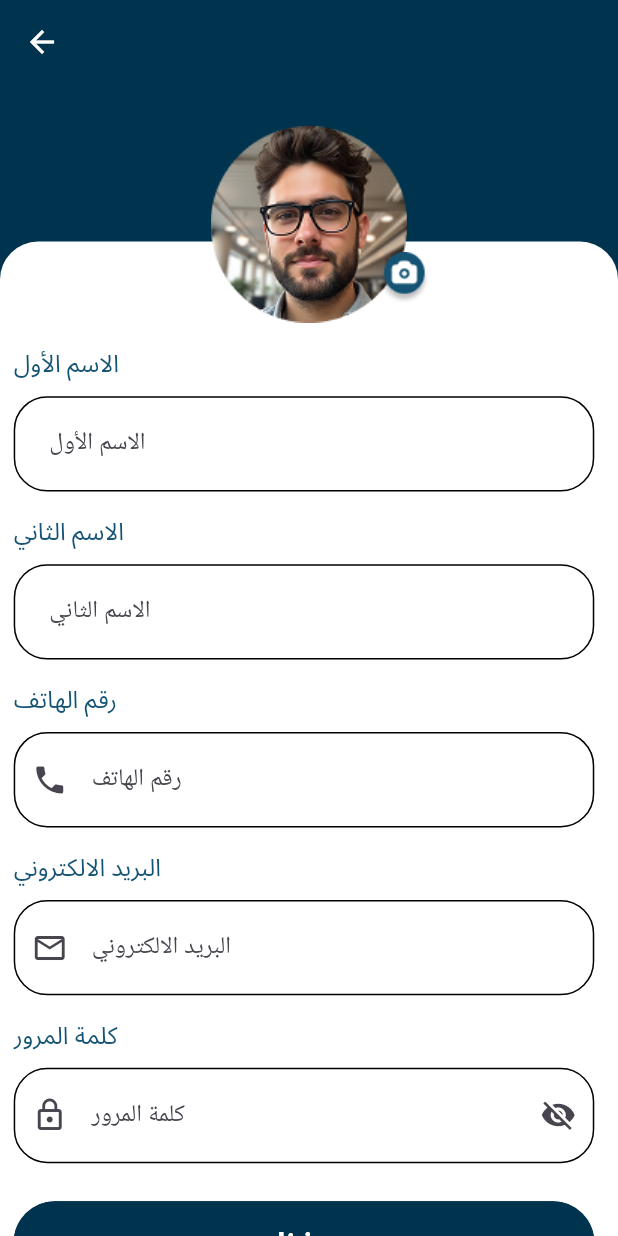
After one commit to Final-Project-11-FCAI/Ager-Waffer, a Flutter app: the EditProfileScreen screen opened directly, on a phone screen of 412 x 824 dp. The commit adds this screen. Run offline on Flutter 3.47's test engine with Material 3 defaults, Android fonts, the phone set to English and light mode, and no system bars; our stand-ins replace awesome_dialog, cached_network_image, cloud_firestore, country_picker, dio, dotted_border and 18 more; missing offline and left inert: flutter_carousel_slider, multi_image_picker_plus, pointycastle; accounts and stored records are empty; Roboto replaces fonts that are missing (Tajawal); key blocks and very long unbroken strings in the code were emptied for the run.

Commit message:
add empty screens and make drawer

```diff
--- a/lib/Base/common/theme.dart
+++ b/lib/Base/common/theme.dart
@@ -16,6 +16,7 @@ const Color kFavoriteColor = const Color(0xFFE9F1F4);
 const Color kMoreRedColor = const Color(0xFFD80C0C);
 const Color kLightRedColor = const Color(0xFFE33629);
 const Color kNotAvailableColor = const Color(0xFF97979773);
+const Color kDrawerColor = const Color(0xFF5588A30D);
 const Color kPartGreyColor = const Color(0xFF7F7878);
 const Color kDarkGreyColor = const Color(0xFF3E4042);
 const Color kTextGreyColor = const Color(0xFF6B7280);
--- a/lib/Features/Chat/presentation/pages/coversations_screen.dart
+++ b/lib/Features/Chat/presentation/pages/coversations_screen.dart
@@ -126,7 +126,7 @@ class _ConversationsScreenState extends State<ConversationsScreen> {
         child: const Icon(Icons.message_outlined),
       ),
       appBar: AppBar(
-        title: const Text("Chats"),
+        title: const Text("المحادثات"),
       ),
       body: Padding(
         padding: const EdgeInsets.all(20.0),
--- a/lib/Features/Favorite/presentation/pages/favorite_screen.dart
+++ b/lib/Features/Favorite/presentation/pages/favorite_screen.dart
@@ -1,6 +1,7 @@
 import 'package:ager_waffer/Base/common/shared.dart';
 import 'package:ager_waffer/Base/common/theme.dart';
 import 'package:ager_waffer/Features/Favorite/domain/entities/favorite_entity.dart';
+import 'package:ager_waffer/Features/Favorite/presentation/widgets/empty_favorite.dart';
 import 'package:ager_waffer/Features/Favorite/presentation/widgets/favorite_item_gide_view.dart';
 import 'package:flutter/material.dart';
 import 'package:flutter_screenutil/flutter_screenutil.dart';
@@ -67,7 +68,9 @@ class FavoriteScreen extends StatelessWidget {
             horizontal: Shared.width * 0.04.w,
             vertical: Shared.height * 0.025.h,
           ),
-          child: GridView.builder(
+          child:
+          //FavoriteEmpty()
+          GridView.builder(
             itemCount: favorites.length,
             gridDelegate: SliverGridDelegateWithFixedCrossAxisCount(
               crossAxisCount: 2,
--- a/lib/Features/Home/presentation/pages/home_screen.dart
+++ b/lib/Features/Home/presentation/pages/home_screen.dart
@@ -5,6 +5,7 @@ import 'package:ager_waffer/Features/Home/domain/entities/product_entity.dart';
 import 'package:ager_waffer/Features/Home/presentation/widgets/carousel_slider_container.dart';
 import 'package:ager_waffer/Features/Home/presentation/widgets/category_item_list_view.dart';
 import 'package:ager_waffer/Features/Home/presentation/widgets/custom_home_app_bar.dart';
+import 'package:ager_waffer/Features/Home/presentation/widgets/drawer_details.dart';
 import 'package:ager_waffer/Features/Home/presentation/widgets/product_card_list_view.dart';
 import 'package:ager_waffer/Features/Home/presentation/widgets/search_text_field.dart';
 import 'package:flutter/material.dart';
@@ -72,7 +73,10 @@ class HomeScreen extends StatelessWidget {
         FocusScope.of(context).unfocus();
       },
       child: Scaffold(
-        drawer: Drawer(),
+        drawer: Drawer(
+          width: Shared.width * 0.8,
+          child: DrawerDetails(),
+        ),
         backgroundColor: kWhiteColor,
         appBar: CustomHomeAppBar(),
         body: SingleChildScrollView(
--- /dev/null
+++ b/lib/Features/Profile/presentation/pages/edit_profile_screen.dart
@@ -0,0 +1,183 @@
+import 'package:ager_waffer/Base/common/navigtor.dart';
+import 'package:ager_waffer/Base/common/shared.dart';
+import 'package:ager_waffer/Base/common/theme.dart';
+import 'package:ager_waffer/Features/Authentication/login/presentation/widgets/password_text_field.dart';
+import 'package:ager_waffer/Features/Onboarding/presentation/widgets/button_app.dart';
+import 'package:ager_waffer/Features/Profile/presentation/widgets/edit_profile_text_field.dart';
+import 'package:flutter/material.dart';
+import 'package:flutter_screenutil/flutter_screenutil.dart';
+import 'package:gap/gap.dart';
+import 'package:image_picker/image_picker.dart';
+
+class EditProfileScreen extends StatelessWidget {
+  EditProfileScreen({super.key});
+
+  TextEditingController firstNameController = TextEditingController();
+  TextEditingController secondNameController = TextEditingController();
+  TextEditingController emailController = TextEditingController();
+  TextEditingController passwordController = TextEditingController();
+
+  @override
+  Widget build(BuildContext context) {
+    return GestureDetector(
+      onTap: () {
+        FocusScope.of(context).unfocus();
+      },
+      child: Scaffold(
+        backgroundColor: kPrimaryColor,
+        appBar: AppBar(
+          backgroundColor: kRedColor,
+          foregroundColor: kWhiteColor,
+          forceMaterialTransparency: true,
+          elevation: 0,
+          leading: IconButton(
+            icon: Icon(Icons.arrow_back),
+            onPressed: () {
+              Navigator.pop(context);
+            },
+          ),
+        ),
+        body: Stack(
+          children: [
+            Padding(
+              padding: EdgeInsets.only(top: Shared.height * 0.15.h),
+              child: Container(
+                width: double.infinity,
+                height: double.infinity,
+                decoration: BoxDecoration(
+                  color: kWhiteColor,
+                  borderRadius: BorderRadius.only(
+                    topLeft: Radius.circular(25.r),
+                    topRight: Radius.circular(25.r),
+                  ),
+                ),
+                child: SingleChildScrollView(
+                  child: Padding(
+                    padding: EdgeInsets.only(
+                      top: Shared.height * 0.1.h,
+                      right: Shared.width * 0.04.w,
+                      left: Shared.width * 0.025.h,
+                      bottom: Shared.width * 0.04.h,
+                    ),
+                    child: Column(
+                      crossAxisAlignment: CrossAxisAlignment.start,
+                      children: [
+                        Text(
+                          'الاسم الأول',
+                          style: font24LightPrimarySemiBold.copyWith(
+                            fontSize: 16,
+                            fontWeight: medium,
+                          ),
+                        ),
+                        Gap(10.h),
+                        EditProfileTextField(
+                          controller: firstNameController,
+                          icon: Icon(Icons.account_circle_outlined),
+                          label: "الاسم الأول",
+                          keyboardType: TextInputType.name,
+                          isPrefixFound: true,
+                        ),
+                        Gap(15.h),
+                        Text(
+                          "الاسم الثاني",
+                          style: font24LightPrimarySemiBold.copyWith(
+                            fontSize: 16,
+                            fontWeight: medium,
+                          ),
+                        ),
+                        Gap(10.h),
+                        EditProfileTextField(
+                          controller: secondNameController,
+                          icon: Icon(Icons.account_circle_outlined),
+                          label: "الاسم الثاني",
+                          keyboardType: TextInputType.name,
+                          isPrefixFound: true,
+                        ),
+                        Gap(15.h),
+                        Text(
+                          'رقم الهاتف',
+                          style: font24LightPrimarySemiBold.copyWith(
+                            fontSize: 16,
+                            fontWeight: medium,
+                          ),
+                        ),
+                        Gap(10.h),
+                        EditProfileTextField(
+                          controller: emailController,
+                          keyboardType: TextInputType.number,
+                          icon: Icon(Icons.phone),
+                          label: 'رقم الهاتف',
+                        ),
+                        Gap(15.h),
+                        Text(
+                          'البريد الالكتروني',
+                          style: font24LightPrimarySemiBold.copyWith(
+                            fontSize: 16,
+                            fontWeight: medium,
+                          ),
+                        ),
+                        Gap(10.h),
+                        EditProfileTextField(
+                          controller: emailController,
+                          keyboardType: TextInputType.emailAddress,
+                          icon: Icon(Icons.email_outlined),
+                          label: 'البريد الالكتروني',
+                        ),
+                        Gap(15.h),
+                        Text(
+                          'كلمة المرور',
+                          style: font24LightPrimarySemiBold.copyWith(
+                            fontSize: 16,
+                            fontWeight: medium,
+                          ),
+                        ),
+                        Gap(10.h),
+                        PasswordTextField(
+                          passwordController: passwordController,
+                          icon: Icon(Icons.lock_outline),
+                          label: 'كلمة المرور',
+                        ),
+                        Gap(25.h),
+                        ButtonApp(
+                          onPressed: () {},
+                          text: 'حفظ',
+                          color: kPrimaryColor,
+                        ),
+                      ],
+                    ),
+                  ),
+                ),
+              ),
+            ),
+            Positioned(
+              right: Shared.width * 0.25.sp,
+              left: Shared.width * 0.25.sp,
+              top: Shared.height * -0.03.sp,
+              child: Image.asset('assets/images/user_profile_image.png'),
+            ),
+            Positioned(
+              right: Shared.width * 0.31.w,
+              top: Shared.height * 0.16.h,
+              child: GestureDetector(
+                onTap: () async {
+                  final ImagePicker picker = ImagePicker();
+                  final XFile? image = await picker.pickImage(
+                    source: ImageSource.gallery,
+                  );
+                  if (image != null) {
+                    print(image.path);
+                  }
+                },
+                child: Image.asset(
+                    'assets/images/camera_edit.png',
+                    width: Shared.width * 0.1.w,
+                    height: Shared.height * 0.05.h,
+                  ),
+              ),
+            ),
+          ],
+        ),
+      ),
+    );
+  }
+}
--- /dev/null
+++ b/lib/Features/Profile/presentation/widgets/edit_profile_text_field.dart
@@ -0,0 +1,50 @@
+import 'package:ager_waffer/Base/common/shared.dart';
+import 'package:ager_waffer/Base/common/theme.dart';
+import 'package:flutter/material.dart';
+import 'package:flutter_screenutil/flutter_screenutil.dart';
+
+class EditProfileTextField extends StatelessWidget {
+  const EditProfileTextField({
+    super.key,
+    required this.icon,
+    required this.label,
+    required this.controller,
+    this.isPrefixFound = false,
+    required this.keyboardType, this.initialText,
+  });
+
+  final Icon icon;
+  final String label;
+  final bool isPrefixFound;
+  final TextInputType keyboardType;
+  final TextEditingController controller;
+  final String? initialText;
+
+  @override
+  Widget build(BuildContext context) {
+    // put received text inside the controller
+    if (initialText != null && controller.text.isEmpty) {
+      controller.text = initialText!;
+    }
+
+    return TextFormField(
+      controller: controller,
+      validator: (value) => value!.isEmpty ? "Requird" : null,
+      keyboardType: keyboardType,
+      decoration: InputDecoration(
+        label: Text(label),
+        prefixIcon: isPrefixFound ? null : icon,
+        enabledBorder: OutlineInputBorder(
+          borderRadius: BorderRadius.circular(22.r),
+        ),
+        contentPadding: EdgeInsets.all(Shared.width * 0.05.w),
+        floatingLabelStyle: TextStyle(color: kBorderAuthColor),
+
+        focusedBorder: OutlineInputBorder(
+          borderRadius: BorderRadius.circular(22.r),
+          borderSide: BorderSide(color: kBorderAuthColor),
+        ),
+      ),
+    );
+  }
+}
--- a/lib/Features/Profile/presentation/widgets/my_products_item_list_view.dart
+++ b/lib/Features/Profile/presentation/widgets/my_products_item_list_view.dart
@@ -57,7 +57,7 @@ class _MyProductsItemListViewState extends State<MyProductsItemListView> {
                     children: [
                       Text(widget.product.title, style: font14BlackBold.copyWith(fontSize: 12.sp)),
                       Text(
-                        "${widget.product.price}",
+                        "${widget.product.price}جنيه/اليوم",
                         style: font16BlackSemiBold.copyWith(fontSize: 11,),
                       ),
                     ],
```
Also changed, not shown: lib/Features/Favorite/presentation/widgets/empty_favorite.dart (added, +27 -0 lines), lib/Features/Home/presentation/pages/request_screen.dart (+6 -1 lines), lib/Features/Home/presentation/widgets/drawer_details.dart (added, +157 -0 lines), lib/Features/Profile/presentation/pages/profile_screen.dart (+15 -35 lines), lib/Features/Profile/presentation/widgets/empty_products.dart (added, +31 -0 lines), assets/images/camera_edit.png (added), assets/images/contact_us.png (added), assets/images/dark_mode.png (added), assets/images/edit_profile.png (added), assets/images/empty_products.png (added), assets/images/favorite_empty.png (added), assets/images/language.png (added), assets/images/management_orders.png (added).
